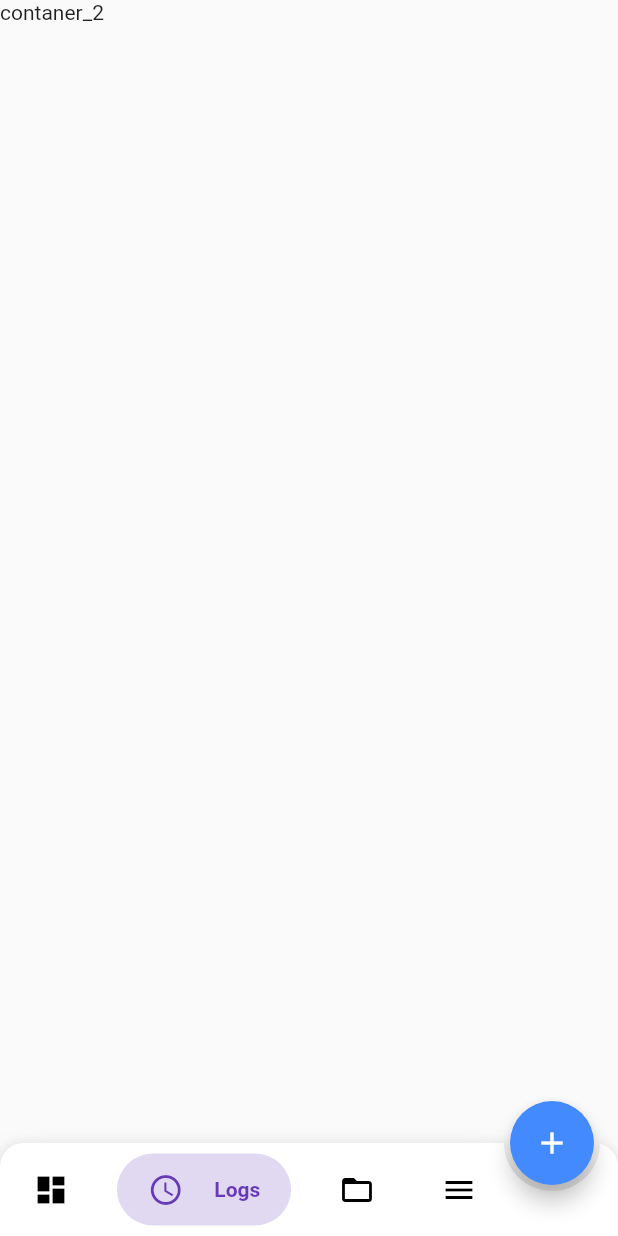
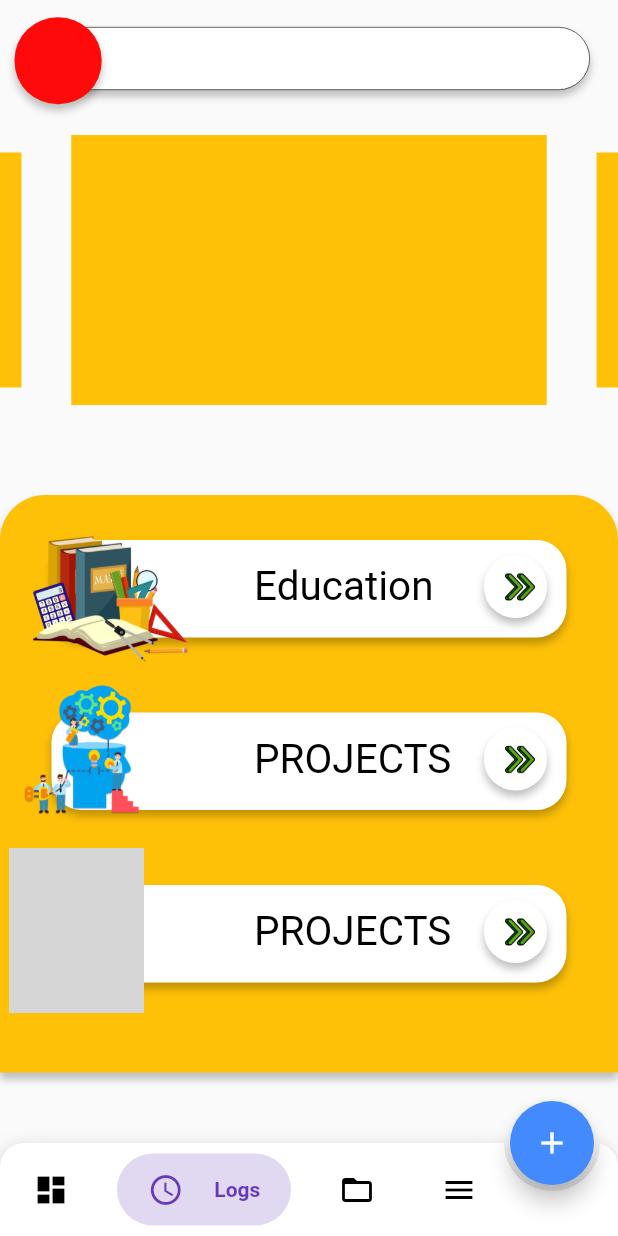
Before and after one commit to AyushMaji/pointmaker, a Flutter app: the screen it shows after launch, item 2 of the bottom bar chosen, on a phone screen of 412 x 824 dp. Run offline on Flutter 3.47's test engine with Material 2 defaults, Android fonts, the phone set to English and light mode, and no system bars; drawn by our look-alikes of bubble_bottom_bar, carousel_slider; our stand-ins replace google_fonts, introduction_screen; Roboto replaces fonts that are missing (Exo); grey boxes are pictures that could not be loaded.

Commit message:
addpoint

```diff
--- a/lib/MainNavbar.dart
+++ b/lib/MainNavbar.dart
@@ -1,5 +1,6 @@
 import 'package:flutter/material.dart';
 import 'package:bubble_bottom_bar/bubble_bottom_bar.dart';
+import 'package:pointmaker/screenpage/addpoint/addpointpage.dart';
 
 class MainNavbar extends StatefulWidget {
   @override
@@ -26,7 +27,7 @@ class _MainNavbarState extends State<MainNavbar> {
       child: Text("contaner_1"),
     ),
     Container(
-      child: Text("contaner_2"),
+      child: AddPoint(),
     ),
     Container(
       child: Text("contaner_3"),
--- /dev/null
+++ b/lib/screenpage/addpoint/addpointpage.dart
@@ -0,0 +1,384 @@
+import 'package:flutter/material.dart';
+import 'package:carousel_slider/carousel_slider.dart';
+import 'package:google_fonts/google_fonts.dart';
+import 'package:pointmaker/screenpage/addpoint/education.dart';
+
+class AddPoint extends StatelessWidget {
+  @override
+  Widget build(BuildContext context) {
+    return Scaffold(
+        body: SafeArea(
+            child: ListView(
+      children: [
+        Heading(),
+        SizedBox(
+          height: 30,
+        ),
+        Slider(),
+        SizedBox(
+          height: 60,
+        ),
+        LowerPart(),
+      ],
+    )));
+  }
+}
+
+class LowerPart extends StatelessWidget {
+  @override
+  Widget build(BuildContext context) {
+    return Container(
+      decoration: BoxDecoration(
+        borderRadius: BorderRadius.only(
+          topLeft: Radius.circular(30),
+          topRight: Radius.circular(30),
+        ),
+        boxShadow: [
+          BoxShadow(
+              color: Color.fromRGBO(0, 0, 0, 0.25),
+              offset: Offset(0, 4),
+              blurRadius: 4)
+        ],
+        color: Colors.amber,
+      ),
+      child: Column(
+        children: [
+          SizedBox(
+            height: 30,
+          ),
+          Eduction(),
+          SizedBox(
+            height: 50,
+          ),
+          Projects(),
+          SizedBox(
+            height: 50,
+          ),
+          Others(),
+          SizedBox(
+            height: 60,
+          )
+        ],
+      ),
+    );
+  }
+}
+
+// ============================================================Education
+class Eduction extends StatelessWidget {
+  @override
+  Widget build(BuildContext context) {
+    return GestureDetector(
+      onTap: () => {
+        Navigator.push(
+            context, MaterialPageRoute(builder: (context) => Education()))
+      },
+      child: Center(
+        child: Stack(
+          overflow: Overflow.visible,
+          children: [
+            Container(
+              height: 65,
+              width: MediaQuery.of(context).size.width / 1.2,
+              decoration: BoxDecoration(
+                borderRadius: BorderRadius.all(
+                  Radius.circular(20),
+                ),
+                boxShadow: [
+                  BoxShadow(
+                      color: Color.fromRGBO(0, 0, 0, 0.25),
+                      offset: Offset(0, 4),
+                      blurRadius: 4)
+                ],
+                color: Color.fromRGBO(255, 255, 255, 1),
+              ),
+            ),
+            Positioned(
+              top: -20,
+              left: -20,
+              child: Image.asset(
+                "assets/Addpoint/education.png",
+                height: 110,
+              ),
+            ),
+            Positioned(
+                top: 19,
+                left: 135,
+                child: Text('Education',
+                    textAlign: TextAlign.left,
+                    style: GoogleFonts.exo(
+                        color: Color.fromRGBO(0, 0, 0, 1),
+                        fontSize: 27,
+                        fontWeight: FontWeight.normal,
+                        height: 1))),
+            Positioned(
+              top: 10,
+              right: 13,
+              child: Container(
+                  width: 42,
+                  height: 42,
+                  decoration: BoxDecoration(
+                    boxShadow: [
+                      BoxShadow(
+                          color: Color.fromRGBO(0, 0, 0, 0.25),
+                          offset: Offset(0, 4),
+                          blurRadius: 4)
+                    ],
+                    color: Colors.white,
+                    borderRadius: BorderRadius.all(Radius.elliptical(58, 56)),
+                  )),
+            ),
+            Positioned(
+              top: 21.3,
+              right: 21,
+              child: Image.asset(
+                "assets/Addpoint/arrow.png",
+                height: 20,
+              ),
+            ),
+          ],
+        ),
+      ),
+    );
+  }
+}
+// ============================================================Education
+
+// ============================================================Projects
+class Projects extends StatelessWidget {
+  @override
+  Widget build(BuildContext context) {
+    return GestureDetector(
+      onTap: () => {},
+      child: Center(
+        child: Stack(
+          overflow: Overflow.visible,
+          children: [
+            Container(
+              height: 65,
+              width: MediaQuery.of(context).size.width / 1.2,
+              decoration: BoxDecoration(
+                borderRadius: BorderRadius.all(
+                  Radius.circular(20),
+                ),
+                boxShadow: [
+                  BoxShadow(
+                      color: Color.fromRGBO(0, 0, 0, 0.25),
+                      offset: Offset(0, 4),
+                      blurRadius: 4)
+                ],
+                color: Color.fromRGBO(255, 255, 255, 1),
+              ),
+            ),
+            Positioned(
+              top: 10,
+              right: 13,
+              child: Container(
+                  width: 42,
+                  height: 42,
+                  decoration: BoxDecoration(
+                    boxShadow: [
+                      BoxShadow(
+                          color: Color.fromRGBO(0, 0, 0, 0.25),
+                          offset: Offset(0, 4),
+                          blurRadius: 4)
+                    ],
+                    color: Colors.white,
+                    borderRadius: BorderRadius.all(Radius.elliptical(58, 56)),
+                  )),
+            ),
+            Positioned(
+              top: -21,
+              left: -25,
+              child: Image.asset(
+                "assets/Addpoint/projects.png",
+                height: 90,
+              ),
+            ),
+            Positioned(
+                top: 19,
+                left: 135,
+                child: Text('PROJECTS',
+                    textAlign: TextAlign.left,
+                    style: GoogleFonts.exo(
+                        color: Color.fromRGBO(0, 0, 0, 1),
+                        fontSize: 27,
+                        fontWeight: FontWeight.normal,
+                        height: 1))),
+            Positioned(
+              top: 21.3,
+              right: 21,
+              child: Image.asset(
+                "assets/Addpoint/arrow.png",
+                height: 20,
+              ),
+            )
+          ],
+        ),
+      ),
+    );
+  }
+}
+// ============================================================Projects
+
+// ============================================================Others
+class Others extends StatelessWidget {
+  @override
+  Widget build(BuildContext context) {
+    return GestureDetector(
+      onTap: () => {},
+      child: Center(
+        child: Stack(
+          overflow: Overflow.visible,
+          children: [
+            Container(
+              height: 65,
+              width: MediaQuery.of(context).size.width / 1.2,
+              decoration: BoxDecoration(
+                borderRadius: BorderRadius.all(
+                  Radius.circular(20),
+                ),
+                boxShadow: [
+                  BoxShadow(
+                      color: Color.fromRGBO(0, 0, 0, 0.25),
+                      offset: Offset(0, 4),
+                      blurRadius: 4)
+                ],
+                color: Color.fromRGBO(255, 255, 255, 1),
+              ),
+            ),
+            Positioned(
+              top: -25,
+              left: -28,
+              child: Image.asset(
+                "assets/Addpoint/others.png",
+                height: 110,
+                width: 90,
+              ),
+            ),
+            Positioned(
+                top: 19,
+                left: 135,
+                child: Text('PROJECTS',
+                    textAlign: TextAlign.left,
+                    style: GoogleFonts.exo(
+                        color: Color.fromRGBO(0, 0, 0, 1),
+                        fontSize: 27,
+                        fontWeight: FontWeight.normal,
+                        height: 1))),
+            Positioned(
+              top: 10,
+              right: 13,
+              child: Container(
+                  width: 42,
+                  height: 42,
+                  decoration: BoxDecoration(
+                    boxShadow: [
+                      BoxShadow(
+                          color: Color.fromRGBO(0, 0, 0, 0.25),
+                          offset: Offset(0, 4),
+                          blurRadius: 4)
+                    ],
+                    color: Colors.white,
+                    borderRadius: BorderRadius.all(Radius.elliptical(58, 56)),
+                  )),
+            ),
+            Positioned(
+              top: 21.3,
+              right: 21,
+              child: Image.asset(
+                "assets/Addpoint/arrow.png",
+                height: 20,
+              ),
+            )
+          ],
+        ),
+      ),
+    );
+  }
+}
+// ============================================================Others
+
+// ============================================================slider
+class Slider extends StatelessWidget {
+  @override
+  Widget build(BuildContext context) {
+    return CarouselSlider(
+        items: [
+          Container(
+            width: MediaQuery.of(context).size.width / 1.3,
+            color: Colors.amber,
+          ),
+        ],
+        options: CarouselOptions(
+          height: 180,
+          aspectRatio: 16 / 9,
+          viewportFraction: 0.8,
+          initialPage: 0,
+          enableInfiniteScroll: true,
+          reverse: false,
+          autoPlay: true,
+          autoPlayInterval: Duration(seconds: 3),
+          autoPlayAnimationDuration: Duration(milliseconds: 800),
+          autoPlayCurve: Curves.fastOutSlowIn,
+          enlargeCenterPage: true,
+          scrollDirection: Axis.horizontal,
+        ));
+  }
+}
+
+// ============================================================slider
+
+// ============================================================heding
+class Heading extends StatelessWidget {
+  @override
+  Widget build(BuildContext context) {
+    return Center(
+      child: Padding(
+        padding: const EdgeInsets.only(top: 18),
+        child: Stack(
+          overflow: Overflow.visible,
+          children: [
+            Container(
+                width: MediaQuery.of(context).size.width / 1.1,
+                height: 42,
+                decoration: BoxDecoration(
+                  borderRadius: BorderRadius.all(
+                    Radius.circular(32),
+                  ),
+                  boxShadow: [
+                    BoxShadow(
+                        color: Color.fromRGBO(0, 0, 0, 0.25),
+                        offset: Offset(0, 4),
+                        blurRadius: 4)
+                  ],
+                  color: Color.fromRGBO(255, 255, 255, 1),
+                  border: Border.all(
+                    color: Color.fromRGBO(0, 0, 0, 1),
+                    width: 0.4000000059604645,
+                  ),
+                )),
+            Positioned(
+              left: -9,
+              top: -6.5,
+              child: Container(
+                  width: 58,
+                  height: 58,
+                  decoration: BoxDecoration(
+                    boxShadow: [
+                      BoxShadow(
+                          color: Color.fromRGBO(0, 0, 0, 0.25),
+                          offset: Offset(0, 4),
+                          blurRadius: 4)
+                    ],
+                    color: Color.fromRGBO(255, 10, 10, 1),
+                    borderRadius: BorderRadius.all(Radius.elliptical(58, 56)),
+                  )),
+            )
+          ],
+        ),
+      ),
+    );
+  }
+}
+// ============================================================heding
--- /dev/null
+++ b/lib/screenpage/addpoint/education.dart
@@ -0,0 +1,10 @@
+import 'package:flutter/material.dart';
+
+class Education extends StatelessWidget {
+  @override
+  Widget build(BuildContext context) {
+    return Scaffold(
+      body: SafeArea(child: Text("ayuh")),
+    );
+  }
+}
--- /dev/null
+++ b/lib/screenpage/addpoint/others.dart
@@ -0,0 +1 @@
+import 'package:flutter/material.dart';
--- /dev/null
+++ b/lib/screenpage/addpoint/projects.dart
@@ -0,0 +1 @@
+import 'package:flutter/material.dart';
--- a/pubspec.yaml
+++ b/pubspec.yaml
@@ -23,6 +23,7 @@ environment:
 dependencies:
   introduction_screen: ^1.0.9
   bubble_bottom_bar: ^1.2.0
+  carousel_slider: ^3.0.0
   flutter_login: ^1.0.14
   google_fonts: ^1.1.2
   flutter:
@@ -49,7 +50,7 @@ flutter:
   # To add assets to your application, add an assets section, like this:
   assets:
     - assets/introduction/
-  #   - images/a_dot_ham.jpeg
+    - assets/Addpoint/
 
   # An image asset can refer to one or more resolution-specific "variants", see
   # https://flutter.dev/assets-and-images/#resolution-aware.
```
Also changed, not shown: assets/Addpoint/arrow.png (added), assets/Addpoint/education.png (added), assets/Addpoint/projects.png (added), pubspec.lock, 1 other file.
